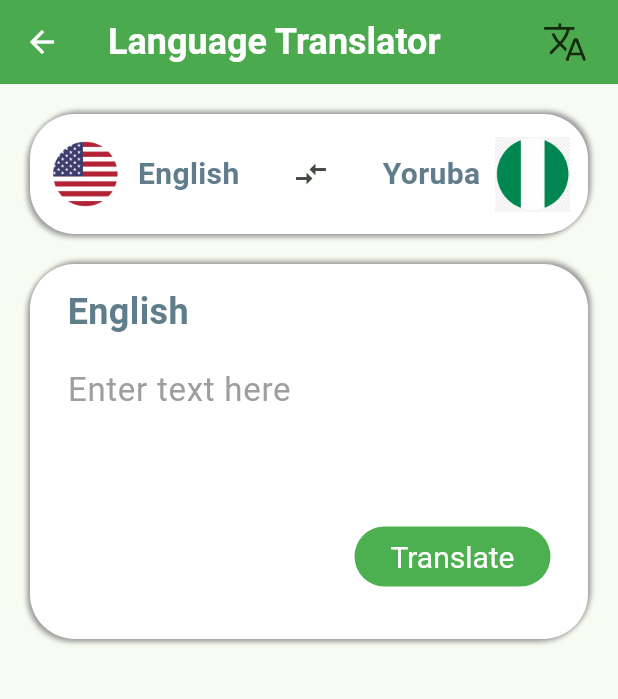
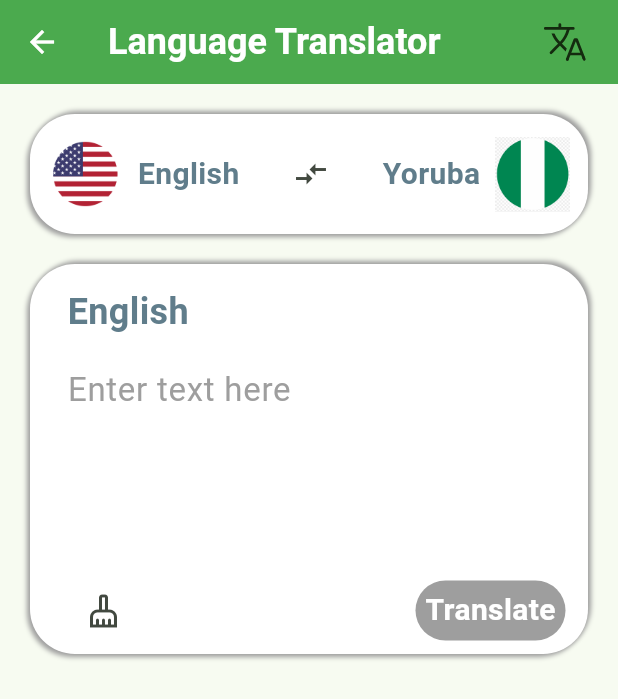
Before and after one commit to Funtech-hue/etranslate, a Flutter app: the Dashboard screen opened directly, on a phone screen of 412 x 824 dp. Shown: the top 699 px of the screen. Run offline on Flutter 3.47's test engine with Material 3 defaults, Android fonts, the phone set to English and light mode, and no system bars; our stand-ins replace lottie, share_plus, shared_preferences; accounts and stored records are empty.

Commit message:
Updated Version
Updating UI

```diff
--- a/lib/screen/dashboard_screen.dart
+++ b/lib/screen/dashboard_screen.dart
@@ -87,9 +87,7 @@ class Dashboard extends StatelessWidget {
                           ),
                           SizedBox(width: 10),
                           Text(
-                            provider.sourceLang == 'en'
-                                ? 'English'
-                                : 'Yoruba',
+                            provider.sourceLang == 'en' ? 'English' : 'Yoruba',
                             style: TextStyle(
                               fontSize: 20,
                               fontWeight: FontWeight.w600,
@@ -105,9 +103,7 @@ class Dashboard extends StatelessWidget {
                       Row(
                         children: [
                           Text(
-                            provider.targetLang == 'yo'
-                                ? 'Yoruba'
-                                : 'English',
+                            provider.targetLang == 'yo' ? 'Yoruba' : 'English',
                             style: TextStyle(
                               fontSize: 20,
                               fontWeight: FontWeight.w600,
@@ -134,8 +130,12 @@ class Dashboard extends StatelessWidget {
                 SizedBox(height: 20),
                 // input container and text field
                 Container(
-                  padding: EdgeInsets.symmetric(horizontal: 25, vertical: 15),
-                  height: 250,
+                  padding: EdgeInsets.only(
+                    left: 25,
+                    right: 15,
+                    top: 15,
+                    bottom: 5,
+                  ),
                   width: double.infinity,
                   decoration: BoxDecoration(
                     color: Colors.white,
@@ -176,18 +176,56 @@ class Dashboard extends StatelessWidget {
                             color: Colors.grey,
                           ),
                         ),
+                        style: TextStyle(
+                          fontSize: 22,
                         ),
-                      Align(
-                        alignment: Alignment.bottomRight,
-                        child: ElevatedButton.icon(
+                      ),
+                      Row(
+                        mainAxisAlignment: MainAxisAlignment.spaceBetween,
+                        children: [
+                          IconButton(
+                            onPressed: () {
+                              _textController.clear();
+                              provider.updateInputText('');
+                            },
+                            icon: Icon(Icons.cleaning_services_outlined),
+                          ),
+                          provider.inputText.isEmpty
+                              ? Container(
+                                  height: 40,
+                                  width: 100,
+                                  decoration: BoxDecoration(
+                                    color: Colors.grey,
+                                    borderRadius: BorderRadius.circular(30),
+                                  ),
+                                  child: Center(
+                                    child: Text(
+                                      'Translate',
+                                      style: TextStyle(
+                                        fontSize: 20,
+                                        fontWeight: FontWeight.w600,
+                                        color: Colors.white,
+                                      ),
+                                    ),
+                                  ),
+                          )
+                              : ElevatedButton.icon(
                                 onPressed:
                                     provider.inputText.trim().isEmpty
                                         ? null
                                         : () => provider.translateText(context),
                                 label: Text('Translate'),
                                 style: ButtonStyle(
+                                  padding: WidgetStatePropertyAll(
+                                    EdgeInsets.symmetric(horizontal: 10)
+                                  ),
+                                  shape: WidgetStatePropertyAll(
+                                    RoundedRectangleBorder(
+                                      borderRadius: BorderRadius.circular(30),
+                                    ),
+                                  ),
                                   textStyle: WidgetStatePropertyAll(
-                              TextStyle(fontSize: 20),
+                                    TextStyle(fontSize: 20, fontWeight: FontWeight.w600),
                                   ),
                                   backgroundColor: WidgetStatePropertyAll(
                                     Colors.green,
@@ -197,6 +235,7 @@ class Dashboard extends StatelessWidget {
                                   ),
                                 ),
                               ),
+                        ],
                       ),
                     ],
                   ),
@@ -205,10 +244,7 @@ class Dashboard extends StatelessWidget {
                 // output container and text
                 if (provider.isOutputVisible)
                   Container(
-                    padding: EdgeInsets.symmetric(
-                      horizontal: 25,
-                      vertical: 15,
-                    ),
+                    padding: EdgeInsets.symmetric(horizontal: 25, vertical: 15),
                     width: double.infinity,
                     decoration: BoxDecoration(
                       color: Colors.white,
```
Lines whose indentation alone changed are shown as unchanged.
